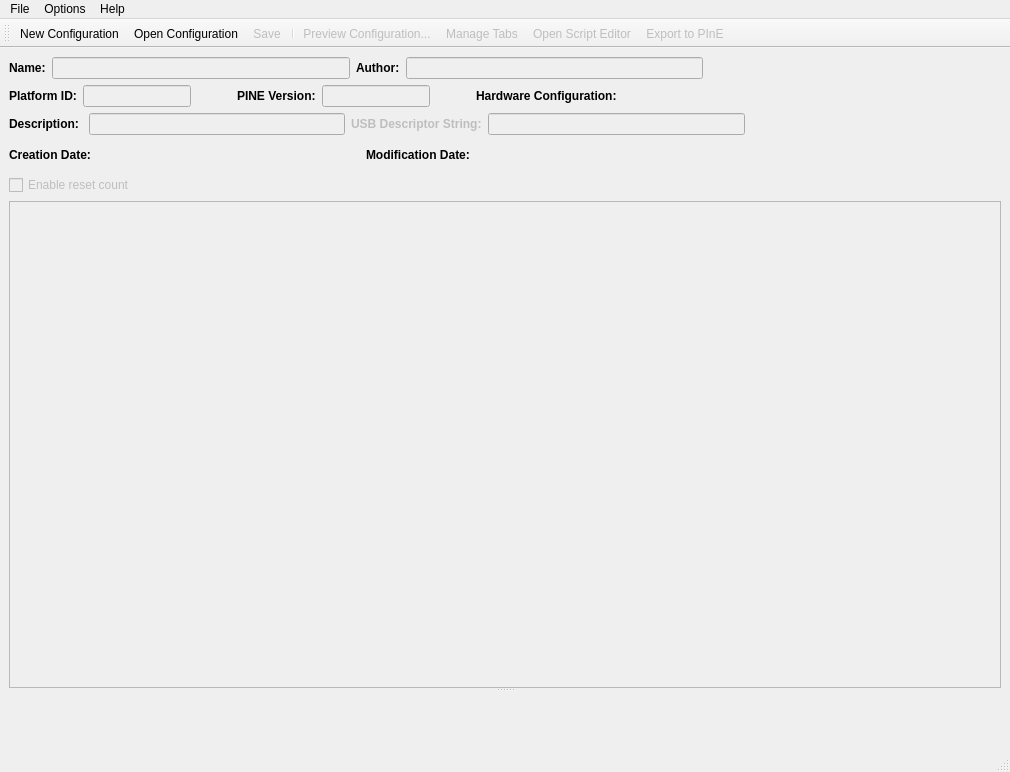
Old version of the form src/applications/tac-configuration-editor/ConfigWindow.ui in the repository qualcomm/qcom-test-automation-controller.
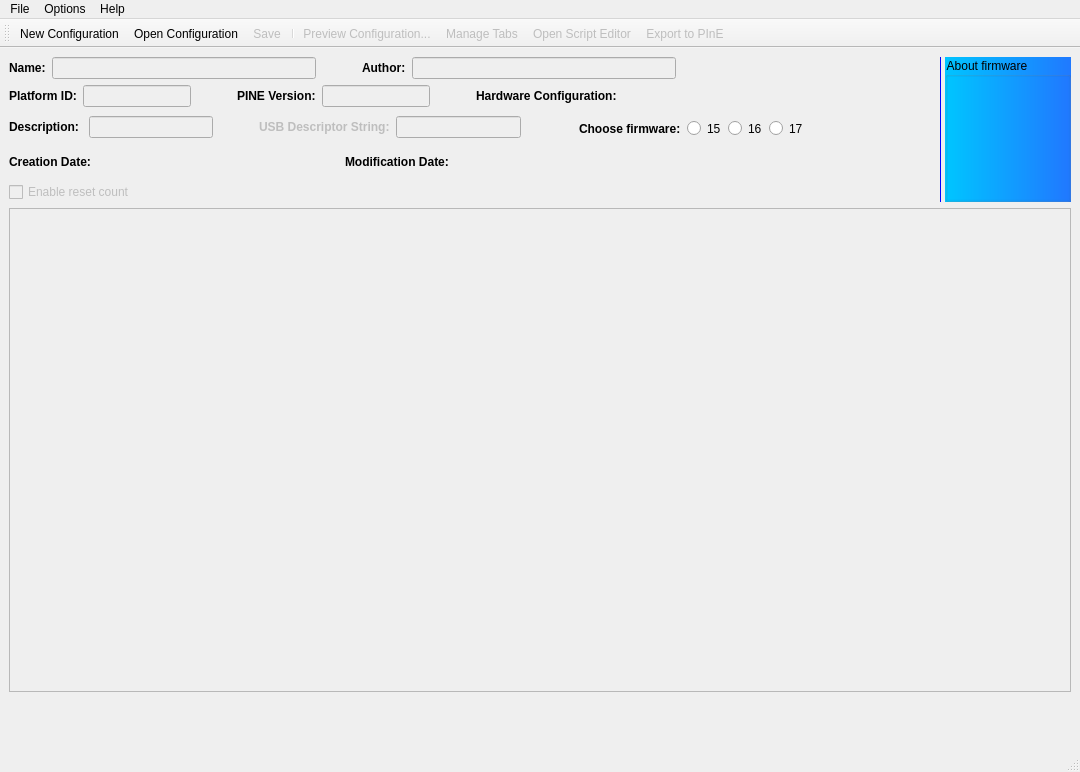
New version of the form. Icons and pictures are not drawn. Custom widgets are drawn as their Qt base class.

The edit to the form file:
```diff
--- a/src/applications/tac-configuration-editor/ConfigWindow.ui
+++ b/src/applications/tac-configuration-editor/ConfigWindow.ui
@@ -6,7 +6,7 @@
    <rect>
     <x>0</x>
     <y>0</y>
-    <width>1010</width>
+    <width>1080</width>
     <height>772</height>
    </rect>
   </property>
@@ -14,8 +14,265 @@
    <string>TAC Configuration Editor</string>
   </property>
   <widget class="QWidget" name="centralwidget">
-   <layout class="QVBoxLayout" name="verticalLayout">
+   <layout class="QGridLayout" name="gridLayout">
+    <item row="1" column="0">
+     <widget class="QSplitter" name="_splitter">
+      <property name="maximumSize">
+       <size>
+        <width>16777215</width>
+        <height>16777215</height>
+       </size>
+      </property>
+      <property name="orientation">
+       <enum>Qt::Orientation::Vertical</enum>
+      </property>
+      <property name="handleWidth">
+       <number>1</number>
+      </property>
+      <widget class="QFrame" name="_editorFrame">
+       <property name="enabled">
+        <bool>true</bool>
+       </property>
+       <property name="sizePolicy">
+        <sizepolicy hsizetype="Expanding" vsizetype="Expanding">
+         <horstretch>0</horstretch>
+         <verstretch>0</verstretch>
+        </sizepolicy>
+       </property>
+       <property name="minimumSize">
+        <size>
+         <width>847</width>
+         <height>300</height>
+        </size>
+       </property>
+       <property name="frameShape">
+        <enum>QFrame::Shape::StyledPanel</enum>
+       </property>
+       <property name="frameShadow">
+        <enum>QFrame::Shadow::Raised</enum>
+       </property>
+      </widget>
+      <widget class="ButtonEditor" name="_buttonEditor" native="true">
+       <property name="enabled">
+        <bool>true</bool>
+       </property>
+      </widget>
+     </widget>
+    </item>
+    <item row="0" column="0">
+     <widget class="QSplitter" name="_metaSplitter">
+      <property name="sizePolicy">
+       <sizepolicy hsizetype="Preferred" vsizetype="Preferred">
+        <horstretch>0</horstretch>
+        <verstretch>0</verstretch>
+       </sizepolicy>
+      </property>
+      <property name="maximumSize">
+       <size>
+        <width>16777215</width>
+        <height>16777215</height>
+       </size>
+      </property>
+      <property name="toolTip">
+       <string>Drag to resize panel</string>
+      </property>
+      <property name="statusTip">
+       <string/>
+      </property>
+      <property name="whatsThis">
+       <string>Drag to resize panel</string>
+      </property>
+      <property name="styleSheet">
+       <string notr="true">QSplitter::handle {
+	border-left: 1px solid rgb(0, 0, 255);
+}</string>
+      </property>
+      <property name="orientation">
+       <enum>Qt::Orientation::Horizontal</enum>
+      </property>
+      <widget class="QWidget" name="formLayoutWidget">
+       <layout class="QGridLayout" name="_configMeta">
+        <item row="5" column="0">
+         <layout class="QHBoxLayout" name="horizontalLayout_4">
     <item>
+           <widget class="QCheckBox" name="_resetCountEnable">
+            <property name="enabled">
+             <bool>false</bool>
+            </property>
+            <property name="toolTip">
+             <string>Whether to enable the reset count panel</string>
+            </property>
+            <property name="text">
+             <string>Enable reset count</string>
+            </property>
+           </widget>
+          </item>
+          <item>
+           <spacer name="horizontalSpacer_2">
+            <property name="orientation">
+             <enum>Qt::Orientation::Horizontal</enum>
+            </property>
+            <property name="sizeHint" stdset="0">
+             <size>
+              <width>40</width>
+              <height>20</height>
+             </size>
+            </property>
+           </spacer>
+          </item>
+         </layout>
+        </item>
+        <item row="2" column="0">
+         <layout class="QHBoxLayout" name="horizontalLayout_3">
+          <item>
+           <widget class="QLabel" name="label_4">
+            <property name="text">
+             <string>&lt;html&gt;&lt;head/&gt;&lt;body&gt;&lt;p&gt;&lt;span style=&quot; font-size:9pt; font-weight:600;&quot;&gt;Description: &lt;/span&gt;&lt;/p&gt;&lt;/body&gt;&lt;/html&gt;</string>
+            </property>
+           </widget>
+          </item>
+          <item>
+           <widget class="QLineEdit" name="_description">
+            <property name="enabled">
+             <bool>false</bool>
+            </property>
+            <property name="toolTip">
+             <string>The description about the configuration file</string>
+            </property>
+           </widget>
+          </item>
+          <item>
+           <spacer name="horizontalSpacer_9">
+            <property name="orientation">
+             <enum>Qt::Orientation::Horizontal</enum>
+            </property>
+            <property name="sizeType">
+             <enum>QSizePolicy::Policy::Preferred</enum>
+            </property>
+            <property name="sizeHint" stdset="0">
+             <size>
+              <width>40</width>
+              <height>20</height>
+             </size>
+            </property>
+           </spacer>
+          </item>
+          <item>
+           <widget class="QLabel" name="_usbDescriptorLabel">
+            <property name="enabled">
+             <bool>false</bool>
+            </property>
+            <property name="text">
+             <string>&lt;html&gt;&lt;head/&gt;&lt;body&gt;&lt;p&gt;&lt;span style=&quot; font-size:9pt; font-weight:600;&quot;&gt;USB Descriptor String:&lt;/span&gt;&lt;/p&gt;&lt;/body&gt;&lt;/html&gt;</string>
+            </property>
+           </widget>
+          </item>
+          <item>
+           <widget class="QLineEdit" name="_usbDescriptor">
+            <property name="enabled">
+             <bool>false</bool>
+            </property>
+           </widget>
+          </item>
+          <item>
+           <widget class="QGroupBox" name="_firmwareVerGroupBox">
+            <property name="styleSheet">
+             <string notr="true">border : none</string>
+            </property>
+            <property name="title">
+             <string/>
+            </property>
+            <property name="alignment">
+             <set>Qt::AlignmentFlag::AlignLeading|Qt::AlignmentFlag::AlignLeft|Qt::AlignmentFlag::AlignVCenter</set>
+            </property>
+            <property name="flat">
+             <bool>false</bool>
+            </property>
+            <layout class="QHBoxLayout" name="horizontalLayout_5">
+             <property name="sizeConstraint">
+              <enum>QLayout::SizeConstraint::SetDefaultConstraint</enum>
+             </property>
+             <property name="topMargin">
+              <number>0</number>
+             </property>
+             <property name="bottomMargin">
+              <number>0</number>
+             </property>
+             <item>
+              <spacer name="horizontalSpacer_10">
+               <property name="orientation">
+                <enum>Qt::Orientation::Horizontal</enum>
+               </property>
+               <property name="sizeType">
+                <enum>QSizePolicy::Policy::Preferred</enum>
+               </property>
+               <property name="sizeHint" stdset="0">
+                <size>
+                 <width>40</width>
+                 <height>20</height>
+                </size>
+               </property>
+              </spacer>
+             </item>
+             <item>
+              <widget class="QLabel" name="_firmwareVerLabel">
+               <property name="text">
+                <string>&lt;html&gt;&lt;head/&gt;&lt;body&gt;&lt;p&gt;&lt;span style=&quot; font-weight:600;&quot;&gt;Choose firmware:&lt;/span&gt;&lt;/p&gt;&lt;/body&gt;&lt;/html&gt;</string>
+               </property>
+              </widget>
+             </item>
+             <item>
+              <widget class="QRadioButton" name="_fw15Radio">
+               <property name="text">
+                <string>15</string>
+               </property>
+               <attribute name="buttonGroup">
+                <string notr="true">_firmwareBtnGroup</string>
+               </attribute>
+              </widget>
+             </item>
+             <item>
+              <widget class="QRadioButton" name="_fw16Radio">
+               <property name="text">
+                <string>16</string>
+               </property>
+               <attribute name="buttonGroup">
+                <string notr="true">_firmwareBtnGroup</string>
+               </attribute>
+              </widget>
+             </item>
+             <item>
+              <widget class="QRadioButton" name="_fw17Radio">
+               <property name="text">
+                <string>17</string>
+               </property>
+               <attribute name="buttonGroup">
+                <string notr="true">_firmwareBtnGroup</string>
+               </attribute>
+              </widget>
+             </item>
+            </layout>
+           </widget>
+          </item>
+          <item>
+           <spacer name="horizontalSpacer_6">
+            <property name="orientation">
+             <enum>Qt::Orientation::Horizontal</enum>
+            </property>
+            <property name="sizeType">
+             <enum>QSizePolicy::Policy::MinimumExpanding</enum>
+            </property>
+            <property name="sizeHint" stdset="0">
+             <size>
+              <width>40</width>
+              <height>20</height>
+             </size>
+            </property>
+           </spacer>
+          </item>
+         </layout>
+        </item>
+        <item row="0" column="0">
      <layout class="QHBoxLayout" name="horizontalLayout">
       <item>
        <widget class="QLabel" name="label_3">
@@ -34,6 +291,22 @@
         </property>
        </widget>
       </item>
+          <item>
+           <spacer name="horizontalSpacer_4">
+            <property name="orientation">
+             <enum>Qt::Orientation::Horizontal</enum>
+            </property>
+            <property name="sizeType">
+             <enum>QSizePolicy::Policy::Preferred</enum>
+            </property>
+            <property name="sizeHint" stdset="0">
+             <size>
+              <width>40</width>
+              <height>20</height>
+             </size>
+            </property>
+           </spacer>
+          </item>
       <item>
        <widget class="QLabel" name="label_5">
         <property name="text">
@@ -54,7 +327,10 @@
       <item>
        <spacer name="horizontalSpacer">
         <property name="orientation">
-         <enum>Qt::Horizontal</enum>
+             <enum>Qt::Orientation::Horizontal</enum>
+            </property>
+            <property name="sizeType">
+             <enum>QSizePolicy::Policy::MinimumExpanding</enum>
         </property>
         <property name="sizeHint" stdset="0">
          <size>
@@ -66,7 +342,82 @@
       </item>
      </layout>
     </item>
+        <item row="3" column="0">
+         <layout class="QHBoxLayout" name="horizontalLayout_2">
     <item>
+           <widget class="QLabel" name="label_6">
+            <property name="sizePolicy">
+             <sizepolicy hsizetype="Minimum" vsizetype="Preferred">
+              <horstretch>0</horstretch>
+              <verstretch>0</verstretch>
+             </sizepolicy>
+            </property>
+            <property name="text">
+             <string>&lt;html&gt;&lt;head/&gt;&lt;body&gt;&lt;p&gt;&lt;span style=&quot; font-size:9pt; font-weight:600;&quot;&gt;Creation Date:&lt;/span&gt;&lt;/p&gt;&lt;/body&gt;&lt;/html&gt;</string>
+            </property>
+           </widget>
+          </item>
+          <item>
+           <widget class="QLabel" name="_creationDate">
+            <property name="enabled">
+             <bool>true</bool>
+            </property>
+            <property name="sizePolicy">
+             <sizepolicy hsizetype="Expanding" vsizetype="Minimum">
+              <horstretch>0</horstretch>
+              <verstretch>0</verstretch>
+             </sizepolicy>
+            </property>
+            <property name="text">
+             <string>&lt;html&gt;&lt;head/&gt;&lt;body&gt;&lt;p&gt;&lt;br/&gt;&lt;/p&gt;&lt;/body&gt;&lt;/html&gt;</string>
+            </property>
+           </widget>
+          </item>
+          <item>
+           <widget class="QLabel" name="label_9">
+            <property name="sizePolicy">
+             <sizepolicy hsizetype="Minimum" vsizetype="Preferred">
+              <horstretch>0</horstretch>
+              <verstretch>0</verstretch>
+             </sizepolicy>
+            </property>
+            <property name="text">
+             <string>&lt;html&gt;&lt;head/&gt;&lt;body&gt;&lt;p&gt;&lt;span style=&quot; font-size:9pt; font-weight:600;&quot;&gt;Modification Date:&lt;/span&gt;&lt;/p&gt;&lt;/body&gt;&lt;/html&gt;</string>
+            </property>
+           </widget>
+          </item>
+          <item>
+           <widget class="QLabel" name="_modificationDate">
+            <property name="sizePolicy">
+             <sizepolicy hsizetype="Expanding" vsizetype="Preferred">
+              <horstretch>0</horstretch>
+              <verstretch>0</verstretch>
+             </sizepolicy>
+            </property>
+            <property name="text">
+             <string>&lt;html&gt;&lt;head/&gt;&lt;body&gt;&lt;p&gt;&lt;br/&gt;&lt;/p&gt;&lt;/body&gt;&lt;/html&gt;</string>
+            </property>
+           </widget>
+          </item>
+          <item>
+           <spacer name="horizontalSpacer_3">
+            <property name="orientation">
+             <enum>Qt::Orientation::Horizontal</enum>
+            </property>
+            <property name="sizeType">
+             <enum>QSizePolicy::Policy::MinimumExpanding</enum>
+            </property>
+            <property name="sizeHint" stdset="0">
+             <size>
+              <width>40</width>
+              <height>10</height>
+             </size>
+            </property>
+           </spacer>
+          </item>
+         </layout>
+        </item>
+        <item row="1" column="0">
      <layout class="QHBoxLayout" name="horizontalLayout_8">
       <item>
        <widget class="QLabel" name="_platformLabel">
@@ -186,8 +537,11 @@
       <item>
        <spacer name="horizontalSpacer_7">
         <property name="orientation">
-         <enum>Qt::Horizontal</enum>
-        </property>
+             <enum>Qt::Orientation::Horizontal</enum>
+            </property>
+            <property name="sizeType">
+             <enum>QSizePolicy::Policy::MinimumExpanding</enum>
+            </property>
         <property name="sizeHint" stdset="0">
          <size>
           <width>40</width>
@@ -198,191 +552,65 @@
       </item>
      </layout>
     </item>
-    <item>
-     <layout class="QHBoxLayout" name="horizontalLayout_3">
-      <item>
-       <widget class="QLabel" name="label_4">
-        <property name="text">
-         <string>&lt;html&gt;&lt;head/&gt;&lt;body&gt;&lt;p&gt;&lt;span style=&quot; font-size:9pt; font-weight:600;&quot;&gt;Description: &lt;/span&gt;&lt;/p&gt;&lt;/body&gt;&lt;/html&gt;</string>
-        </property>
-       </widget>
-      </item>
-      <item>
-       <widget class="QLineEdit" name="_description">
-        <property name="enabled">
+       </layout>
+      </widget>
+      <widget class="QWidget" name="gridLayoutWidget">
+       <layout class="QGridLayout" name="_helpLayout">
+        <item row="0" column="0">
+         <widget class="QGroupBox" name="_fakeHeader">
+          <property name="autoFillBackground">
          <bool>false</bool>
         </property>
-        <property name="toolTip">
-         <string>The description about the configuration file</string>
-        </property>
-       </widget>
-      </item>
-      <item>
-       <widget class="QLabel" name="_usbDescriptorLabel">
-        <property name="enabled">
-         <bool>false</bool>
-        </property>
-        <property name="text">
-         <string>&lt;html&gt;&lt;head/&gt;&lt;body&gt;&lt;p&gt;&lt;span style=&quot; font-size:9pt; font-weight:600;&quot;&gt;USB Descriptor String:&lt;/span&gt;&lt;/p&gt;&lt;/body&gt;&lt;/html&gt;</string>
-        </property>
-       </widget>
-      </item>
-      <item>
-       <widget class="QLineEdit" name="_usbDescriptor">
-        <property name="enabled">
+          <property name="styleSheet">
+           <string notr="true">background-color: qlineargradient(spread:pad, x1:0, y1:0, x2:1, y2:0, stop:0 rgb(0, 196, 255), stop:1 rgb(32, 121, 255));
+border-left: none; border-right: none; border-bottom: none;</string>
+          </property>
+          <property name="title">
+           <string>About firmware</string>
+          </property>
+          <property name="flat">
          <bool>false</bool>
         </property>
-       </widget>
-      </item>
-      <item>
-       <spacer name="horizontalSpacer_6">
-        <property name="orientation">
-         <enum>Qt::Horizontal</enum>
-        </property>
-        <property name="sizeHint" stdset="0">
-         <size>
-          <width>40</width>
-          <height>20</height>
-         </size>
-        </property>
-       </spacer>
-      </item>
-     </layout>
-    </item>
-    <item>
-     <layout class="QHBoxLayout" name="horizontalLayout_2">
-      <item>
-       <widget class="QLabel" name="label_6">
-        <property name="sizePolicy">
-         <sizepolicy hsizetype="Minimum" vsizetype="Preferred">
-          <horstretch>0</horstretch>
-          <verstretch>0</verstretch>
-         </sizepolicy>
-        </property>
-        <property name="text">
-         <string>&lt;html&gt;&lt;head/&gt;&lt;body&gt;&lt;p&gt;&lt;span style=&quot; font-size:9pt; font-weight:600;&quot;&gt;Creation Date:&lt;/span&gt;&lt;/p&gt;&lt;/body&gt;&lt;/html&gt;</string>
-        </property>
-       </widget>
-      </item>
-      <item>
-       <widget class="QLabel" name="_creationDate">
-        <property name="enabled">
-         <bool>true</bool>
-        </property>
-        <property name="sizePolicy">
-         <sizepolicy hsizetype="Expanding" vsizetype="Preferred">
-          <horstretch>0</horstretch>
-          <verstretch>0</verstretch>
-         </sizepolicy>
-        </property>
-        <property name="text">
-         <string>&lt;html&gt;&lt;head/&gt;&lt;body&gt;&lt;p&gt;&lt;br/&gt;&lt;/p&gt;&lt;/body&gt;&lt;/html&gt;</string>
-        </property>
-       </widget>
-      </item>
+          <layout class="QHBoxLayout" name="horizontalLayout_6">
+           <property name="spacing">
+            <number>0</number>
+           </property>
+           <property name="leftMargin">
+            <number>0</number>
+           </property>
+           <property name="topMargin">
+            <number>0</number>
+           </property>
+           <property name="rightMargin">
+            <number>0</number>
+           </property>
+           <property name="bottomMargin">
+            <number>0</number>
+           </property>
       <item>
-       <widget class="QLabel" name="label_9">
-        <property name="sizePolicy">
-         <sizepolicy hsizetype="Minimum" vsizetype="Preferred">
-          <horstretch>0</horstretch>
-          <verstretch>0</verstretch>
-         </sizepolicy>
-        </property>
-        <property name="text">
-         <string>&lt;html&gt;&lt;head/&gt;&lt;body&gt;&lt;p&gt;&lt;span style=&quot; font-size:9pt; font-weight:600;&quot;&gt;Modification Date:&lt;/span&gt;&lt;/p&gt;&lt;/body&gt;&lt;/html&gt;</string>
-        </property>
-       </widget>
-      </item>
-      <item>
-       <widget class="QLabel" name="_modificationDate">
-        <property name="sizePolicy">
-         <sizepolicy hsizetype="Expanding" vsizetype="Preferred">
-          <horstretch>0</horstretch>
-          <verstretch>0</verstretch>
-         </sizepolicy>
-        </property>
-        <property name="text">
-         <string>&lt;html&gt;&lt;head/&gt;&lt;body&gt;&lt;p&gt;&lt;br/&gt;&lt;/p&gt;&lt;/body&gt;&lt;/html&gt;</string>
-        </property>
-       </widget>
-      </item>
-      <item>
-       <spacer name="horizontalSpacer_3">
-        <property name="orientation">
-         <enum>Qt::Horizontal</enum>
-        </property>
-        <property name="sizeHint" stdset="0">
-         <size>
-          <width>40</width>
-          <height>20</height>
-         </size>
-        </property>
-       </spacer>
-      </item>
-     </layout>
-    </item>
-    <item>
-     <layout class="QHBoxLayout" name="horizontalLayout_4">
-      <item>
-       <widget class="QCheckBox" name="_resetCountEnable">
-        <property name="enabled">
-         <bool>false</bool>
-        </property>
-        <property name="toolTip">
-         <string>Whether to enable the reset count panel</string>
-        </property>
-        <property name="text">
-         <string>Enable reset count</string>
-        </property>
-       </widget>
-      </item>
-      <item>
-       <spacer name="horizontalSpacer_2">
-        <property name="orientation">
-         <enum>Qt::Horizontal</enum>
-        </property>
-        <property name="sizeHint" stdset="0">
-         <size>
-          <width>40</width>
-          <height>20</height>
-         </size>
-        </property>
-       </spacer>
-      </item>
-     </layout>
-    </item>
-    <item>
-     <widget class="QSplitter" name="_splitter">
-      <property name="orientation">
-       <enum>Qt::Vertical</enum>
-      </property>
-      <widget class="QFrame" name="_editorFrame">
-       <property name="enabled">
-        <bool>true</bool>
-       </property>
-       <property name="sizePolicy">
-        <sizepolicy hsizetype="Expanding" vsizetype="Expanding">
-         <horstretch>0</horstretch>
-         <verstretch>0</verstretch>
-        </sizepolicy>
-       </property>
-       <property name="minimumSize">
-        <size>
-         <width>847</width>
-         <height>300</height>
-        </size>
+            <widget class="QLabel" name="_helpLabel">
+             <property name="styleSheet">
+              <string notr="true">background-color: qlineargradient(spread:pad, x1:0, y1:0, x2:1, y2:0, stop:0 rgb(0, 196, 255), stop:1 rgb(32, 121, 255));
+border: none;</string>
        </property>
        <property name="frameShape">
-        <enum>QFrame::StyledPanel</enum>
-       </property>
-       <property name="frameShadow">
-        <enum>QFrame::Raised</enum>
-       </property>
-      </widget>
-      <widget class="ButtonEditor" name="_buttonEditor" native="true">
-       <property name="enabled">
-        <bool>true</bool>
-       </property>
+              <enum>QFrame::Shape::NoFrame</enum>
+             </property>
+             <property name="text">
+              <string/>
+             </property>
+             <property name="textFormat">
+              <enum>Qt::TextFormat::RichText</enum>
+             </property>
+             <property name="alignment">
+              <set>Qt::AlignmentFlag::AlignLeading|Qt::AlignmentFlag::AlignLeft|Qt::AlignmentFlag::AlignTop</set>
+             </property>
+            </widget>
+           </item>
+          </layout>
+         </widget>
+        </item>
+       </layout>
       </widget>
      </widget>
     </item>
@@ -393,7 +621,7 @@
     <rect>
      <x>0</x>
      <y>0</y>
-     <width>1010</width>
+     <width>1080</width>
      <height>22</height>
     </rect>
    </property>
```
Left out of the diff: 31 changed lines with no effect on the pictures. Lines whose indentation alone changed are shown as unchanged.
